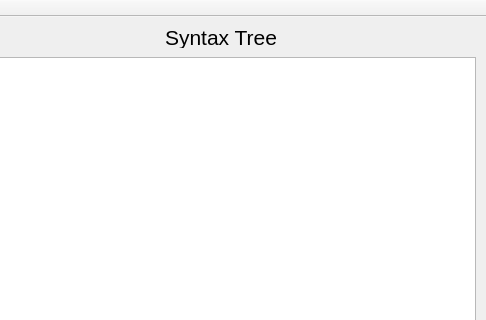
Above: Park/mainwindow.ui from Heladio-ac/Park before the change; both pictures show x 885 to 1371 and y 0 to 320 of the 1371 by 704 pixel window. Below: the same form after it.
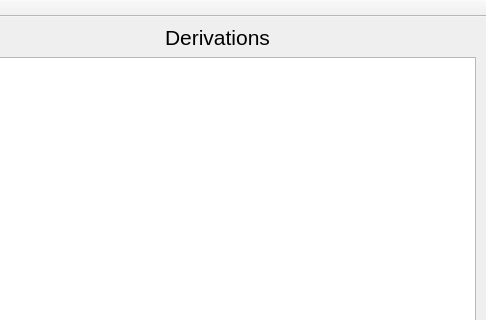
That is the form after the change.

The edit to the form file:
```diff
--- a/Park/mainwindow.ui
+++ b/Park/mainwindow.ui
@@ -94,7 +94,7 @@
      <rect>
       <x>1050</x>
       <y>10</y>
-      <width>151</width>
+      <width>131</width>
       <height>21</height>
      </rect>
     </property>
@@ -104,7 +104,7 @@
      </font>
     </property>
     <property name="text">
-     <string>Syntax Tree</string>
+     <string>Derivations</string>
     </property>
    </widget>
    <widget class="QPlainTextEdit" name="CodeText">
```
